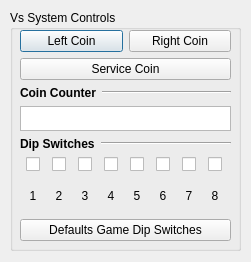
First picture: the form in src/gui/designer/dlgVsSystem.ui, repository punesemu/puNES, before the edit.
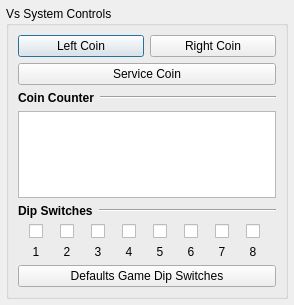
Second picture: the form after the edit.

```diff
--- a/src/gui/designer/dlgVsSystem.ui
+++ b/src/gui/designer/dlgVsSystem.ui
@@ -6,40 +6,37 @@
    <rect>
     <x>0</x>
     <y>0</y>
-    <width>251</width>
-    <height>262</height>
+    <width>294</width>
+    <height>305</height>
    </rect>
   </property>
   <property name="windowTitle">
    <string>Vs System Controls</string>
   </property>
+  <layout class="QVBoxLayout" name="verticalLayout_Vs_System">
+   <property name="leftMargin">
+    <number>6</number>
+   </property>
+   <property name="topMargin">
+    <number>6</number>
+   </property>
+   <property name="rightMargin">
+    <number>6</number>
+   </property>
+   <property name="bottomMargin">
+    <number>6</number>
+   </property>
+   <item>
   <widget class="QGroupBox" name="groupBox_Vs_System">
-   <property name="geometry">
-    <rect>
-     <x>10</x>
-     <y>10</y>
-     <width>231</width>
-     <height>241</height>
-    </rect>
-   </property>
    <property name="title">
     <string>Vs System Controls</string>
    </property>
    <property name="flat">
     <bool>true</bool>
    </property>
-   <widget class="QWidget" name="verticalLayoutWidget">
-    <property name="geometry">
-     <rect>
-      <x>10</x>
-      <y>20</y>
-      <width>211</width>
-      <height>211</height>
-     </rect>
-    </property>
-    <layout class="QVBoxLayout" name="verticalLayout">
+     <layout class="QVBoxLayout" name="verticalLayout_groupBox_Vs_System">
      <item>
-      <layout class="QHBoxLayout" name="horizontalLayout">
+       <layout class="QHBoxLayout" name="horizontalLayout_coin">
        <item>
         <widget class="QPushButton" name="pushButton_Left_Coin">
          <property name="text">
@@ -64,7 +61,7 @@
       </widget>
      </item>
      <item>
-      <layout class="QHBoxLayout" name="horizontalLayout_3">
+       <layout class="QHBoxLayout" name="horizontalLayout_coin_counter">
        <item>
         <widget class="QLabel" name="label_Coin_Counter">
          <property name="text">
@@ -88,15 +85,9 @@
       </layout>
      </item>
      <item>
-      <layout class="QHBoxLayout" name="horizontalLayout_2">
+       <layout class="QHBoxLayout" name="horizontalLayout_text_coin_counter">
        <item>
         <widget class="QPlainTextEdit" name="plainTextEdit_Coin_Counter">
-         <property name="maximumSize">
-          <size>
-           <width>16777215</width>
-           <height>25</height>
-          </size>
-         </property>
          <property name="focusPolicy">
           <enum>Qt::NoFocus</enum>
          </property>
@@ -126,7 +117,7 @@
       </layout>
      </item>
      <item>
-      <layout class="QHBoxLayout" name="horizontalLayout_4">
+       <layout class="QHBoxLayout" name="horizontalLayout_dip_switches">
        <item>
         <widget class="QLabel" name="label_Dip_Switches">
          <property name="text">
@@ -150,7 +141,7 @@
       </layout>
      </item>
      <item>
-      <layout class="QGridLayout" name="gridLayout">
+       <layout class="QGridLayout" name="gridLayout_dip_switches">
        <item row="0" column="4">
         <widget class="QCheckBox" name="checkBox_ds5">
          <property name="sizePolicy">
@@ -343,7 +334,8 @@
      </item>
     </layout>
    </widget>
-  </widget>
+   </item>
+  </layout>
  </widget>
  <resources/>
  <connections/>
```
Left out of the diff: 3 changed lines with no effect on the pictures. Lines whose indentation alone changed are shown as unchanged.
